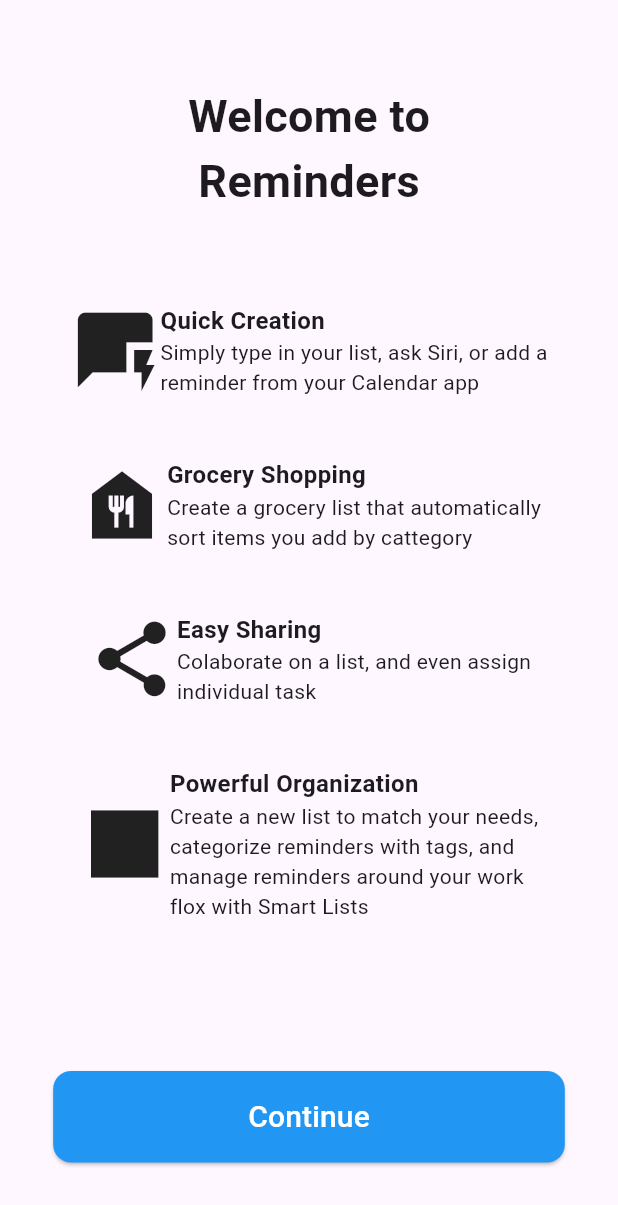
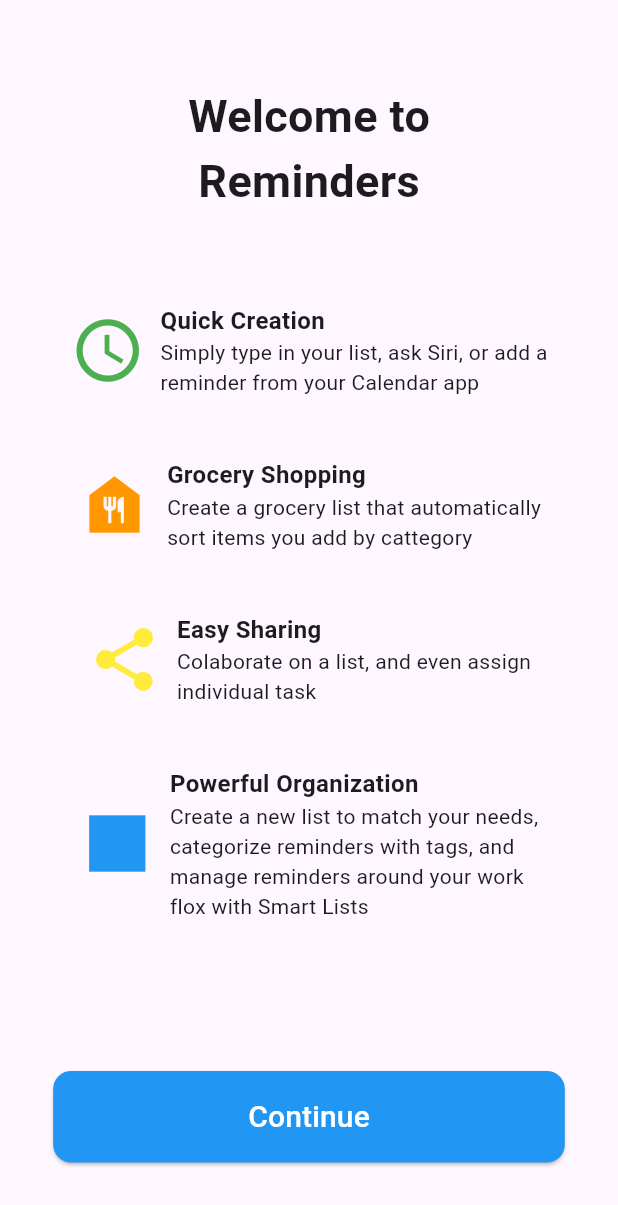
Before and after one commit to SerTroyan111/Tarea-1.2, a Flutter app: the screen it shows after launch, on a phone screen of 412 x 824 dp. Shown: the top 1205 px of the screen. Run offline on Flutter 3.47's test engine with Material 3 defaults, Android fonts, the phone set to English and light mode, and no system bars.

Commit message:
colores a los iconos agregados y un pequenio sizedbox entre icono y texto

```diff
--- a/lib/main.dart
+++ b/lib/main.dart
@@ -37,7 +37,8 @@
                 mainAxisAlignment: MainAxisAlignment.center,
                 children:
                 [
-                  Icon(Icons.quickreply, size: 60,),
+                  Icon(Icons.access_time, size: 50, color: Colors.green,),
+                  SizedBox(width: 10,),
                   Column
                   (
                     crossAxisAlignment: CrossAxisAlignment.start,
@@ -56,7 +57,8 @@
                 mainAxisAlignment: MainAxisAlignment.center,
                 children:
                 [
-                  Icon(Icons.food_bank, size: 60,),
+                  Icon(Icons.food_bank, size: 50, color: Colors.orange,),
+                  SizedBox(width: 10,),
                   Column
                   (
                     crossAxisAlignment: CrossAxisAlignment.start,
@@ -75,7 +77,8 @@
                 mainAxisAlignment: MainAxisAlignment.center,
                 children:
                 [
-                  Icon(Icons.share, size: 60,),
+                  Icon(Icons.share, size: 50, color: Colors.yellow,),
+                  SizedBox(width: 10,),
                   Column
                   (
                     crossAxisAlignment: CrossAxisAlignment.start,
@@ -94,7 +97,8 @@
                 mainAxisAlignment: MainAxisAlignment.center,
                 children:
                 [
-                  Icon(Icons.square, size: 60,),
+                  Icon(Icons.square, size: 50, color: Colors.blue,),
+                  SizedBox(width: 10,),
                   Column
                   (
                     crossAxisAlignment: CrossAxisAlignment.start,
```
